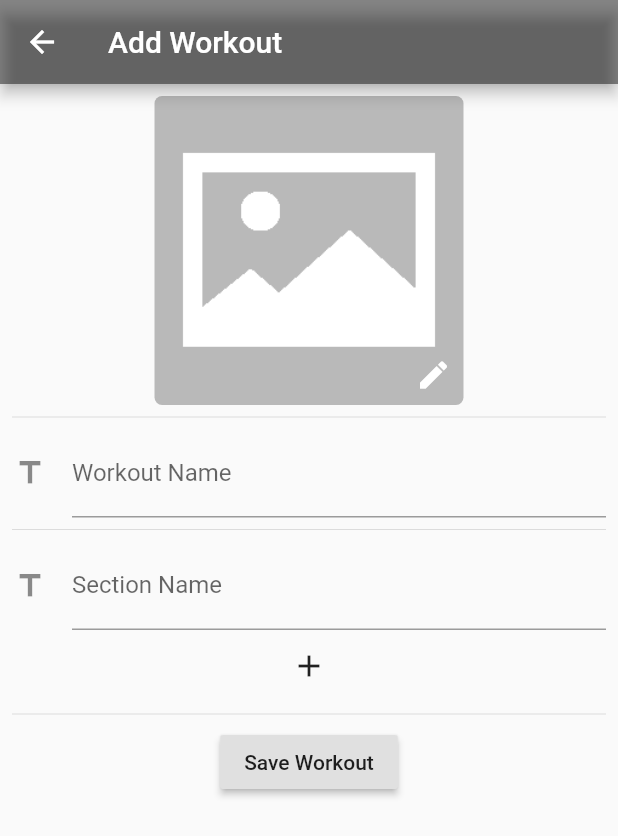
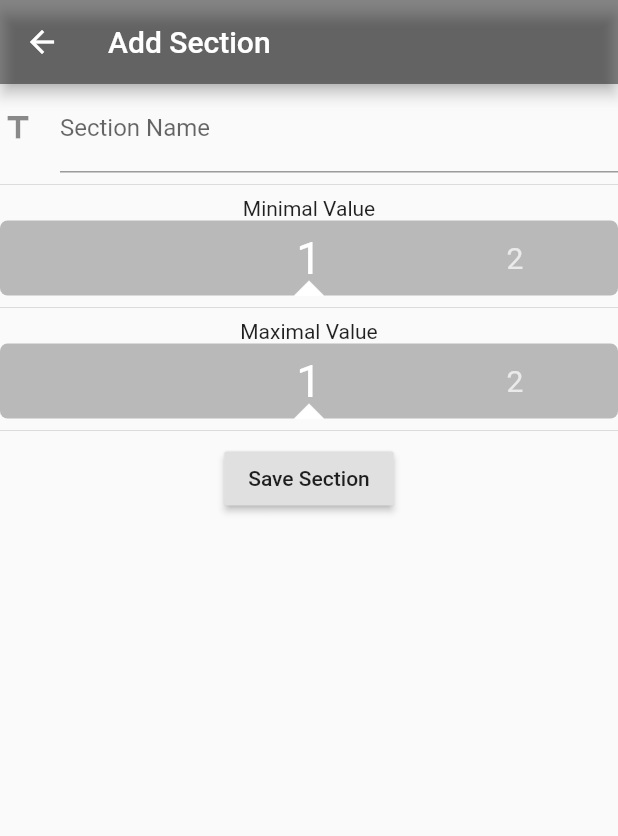
Before and after one commit to KingMalur/BetterLife, a Flutter app: the AddWorkout screen opened directly, after a tap on the "add" icon, on a phone screen of 412 x 824 dp. Shown: the top 836 px of the screen. Run offline on Flutter 3.47's test engine with Material 2 defaults, Android fonts, the phone set to English and light mode, and no system bars; our stand-ins replace auto_size_text, charts_flutter, datetime_picker_formfield, image_picker, sqflite; accounts and stored records are empty.

Commit message:
Add AddWorkoutSection page

```diff
--- a/lib/database/models/WorkoutSection.dart
+++ b/lib/database/models/WorkoutSection.dart
@@ -14,15 +14,19 @@ class WorkoutSection {
   String workoutSectionUuid;
   String workoutUuid;
   String name;
+  int minValue;
+  int maxValue;
 
-  WorkoutSection({this.workoutSectionUuid, this.workoutUuid, this.name});
+  WorkoutSection({this.workoutSectionUuid, this.workoutUuid, this.name, this.minValue, this.maxValue});
 
   factory WorkoutSection.fromMap(Map<String, dynamic> json) {
 
     WorkoutSection w = new WorkoutSection(
         workoutSectionUuid: json['workoutSectionUuid'],
         workoutUuid: json['workoutUuid'],
-        name: json['name']
+        name: json['name'],
+        minValue: json['minValue'],
+        maxValue: json['maxValue']
     );
     return w;
   }
@@ -31,5 +35,7 @@ class WorkoutSection {
     'workoutSectionUuid': workoutSectionUuid,
     'workoutUuid': workoutUuid,
     'name': name,
+    'minValue': minValue,
+    'maxValue': maxValue,
   };
 }
--- a/lib/pages/AddWorkout.dart
+++ b/lib/pages/AddWorkout.dart
@@ -6,13 +6,15 @@ import 'package:uuid/uuid.dart';
 import 'package:better_life/widgets/ImageHelper.dart';
 import 'package:better_life/database/models/Workout.dart';
 import 'package:better_life/database/DatabaseHelper.dart';
-import 'package:better_life/widgets/WorkoutSectionFormField.dart';
+import 'package:better_life/pages/AddWorkoutSection.dart';
 import 'package:better_life/database/models/WorkoutSection.dart';
 
 class AddWorkout extends StatefulWidget {
   AddWorkout({Key key, this.alreadyPresentCardList}) : super(key: key);
 
   final List<Workout> alreadyPresentCardList;
+
+  final workout_uuid = Uuid().v4();
 
   @override
   _AddWorkoutState createState() => _AddWorkoutState();
@@ -22,7 +24,7 @@ class _AddWorkoutState extends State<AddWorkout> {
   final _nameController = TextEditingController();
   final _formKey = GlobalKey<FormState>();
 
-  List<WorkoutSectionFormField> _workoutSectionFormFieldList = new List<WorkoutSectionFormField>();
+  List<WorkoutSection> _workoutSectionList = new List<WorkoutSection>();
 
   File _image = new File("");
 
@@ -83,21 +85,21 @@ class _AddWorkoutState extends State<AddWorkout> {
           _getWorkoutSectionFormFieldList(),
           IconButton(
             icon: Icon(Icons.add),
-            onPressed: _addNewWorkoutSectionFormField,
+            onPressed: () async {
+              var section = await Navigator.push(context, MaterialPageRoute(builder: (context) =>
+                  AddWorkoutSection(workout_uuid: widget.workout_uuid,)));
+              _workoutSectionList.add(section);
+              setState(() {
+                _workoutSectionList;
+              });
+            },
           ),
           Divider(),
           RaisedButton(
             onPressed: (() async {
               if (_formKey.currentState.validate()) {
-                Workout w = Workout(workoutUuid: Uuid().v4(), tagUuid: "", name: _nameController.text,imageFilePath: _image == null ? "" : _image.path);
+                Workout w = Workout(workoutUuid: widget.workout_uuid, tagUuid: "", name: _nameController.text,imageFilePath: _image == null ? "" : _image.path);
                 bool exists = false;
-
-                for (var e in _workoutSectionFormFieldList) {
-                  e.formKey.currentState.validate();
-                  if (e.nameController.text.isEmpty) {
-                    return;
-                  }
-                }
 
                 for (var e in widget.alreadyPresentCardList) {
                   if (e.name == w.name) {
@@ -128,9 +130,8 @@ class _AddWorkoutState extends State<AddWorkout> {
                 } else {
                   await DatabaseHelper.db.insertWorkout(workout: w);
 
-                  for (var e in _workoutSectionFormFieldList) {
-                    WorkoutSection ws = WorkoutSection(workoutSectionUuid: e.uuid, workoutUuid: w.workoutUuid, name: e.nameController.text);
-                    await DatabaseHelper.db.insertWorkoutSection(workoutSection: ws);
+                  for (var e in _workoutSectionList) {
+                    await DatabaseHelper.db.insertWorkoutSection(workoutSection: e);
                   }
 
                   widget.alreadyPresentCardList.add(w);
@@ -143,13 +144,6 @@ class _AddWorkoutState extends State<AddWorkout> {
       ],
     ),
     );
-  }
-
-  void _addNewWorkoutSectionFormField() {
-    _workoutSectionFormFieldList.add(new WorkoutSectionFormField());
-    setState(() {
-      _workoutSectionFormFieldList; // Repaint Widget
-    });
   }
 
   Widget get workoutImage {
@@ -202,9 +196,36 @@ class _AddWorkoutState extends State<AddWorkout> {
   }
 
   Widget _getWorkoutSectionFormFieldList() {
-    if (_workoutSectionFormFieldList.isNotEmpty) {
+    if (_workoutSectionList.isNotEmpty) {
+      var l = new List<Container>();
+      for (var e in _workoutSectionList) {
+        l.add(Container(
+          width: MediaQuery.of(context).size.width,
+          padding: EdgeInsets.all(8.0),
+          child: Column(
+            mainAxisAlignment: MainAxisAlignment.spaceEvenly,
+            children: <Widget>[
+              Text(e.name),
+              Row(
+                mainAxisAlignment: MainAxisAlignment.spaceEvenly,
+                children: <Widget>[
+                  IconButton(
+                    icon: Icon(Icons.edit),
+                    onPressed: null,
+                  ),
+                  IconButton(
+                    icon: Icon(Icons.edit),
+                    onPressed: null,
+                  ),
+                ],
+              )
+            ],
+          ),
+        ));
+      }
+
       return Column(
-        children: _workoutSectionFormFieldList,
+        children: l,
       );
     } else {
       return Container(
--- /dev/null
+++ b/lib/pages/AddWorkoutSection.dart
@@ -0,0 +1,111 @@
+import 'package:flutter/material.dart';
+import 'package:uuid/uuid.dart';
+
+import 'package:better_life/widgets/HorizontalNumberPicker.dart';
+import 'package:better_life/database/DatabaseHelper.dart';
+import 'package:better_life/database/models/WorkoutSection.dart';
+
+class AddWorkoutSection extends StatefulWidget {
+  AddWorkoutSection({this.workout_uuid});
+
+  final formKey = GlobalKey<FormState>();
+
+  final String section_uuid = Uuid().v4();
+  final String workout_uuid;
+  final nameController = new TextEditingController();
+  int minValue = 1;
+  int maxValue = 999;
+
+  @override
+  _AddWorkoutSectionState createState() => _AddWorkoutSectionState();
+}
+
+class _AddWorkoutSectionState extends State<AddWorkoutSection> {
+  @override
+  Widget build(BuildContext context) {
+    return Scaffold(
+      appBar: _getAppBar(),
+      body: _getBody(),
+    );
+  }
+
+  Widget _getAppBar() {
+    return AppBar(
+      title: Text('Add Section'),
+      backgroundColor: Colors.black45,
+    );
+  }
+
+  Widget _getBody() {
+    return Container(
+      width: MediaQuery.of(context).size.width,
+      child: Form(
+        key: widget.formKey,
+        child: Column(
+        mainAxisAlignment: MainAxisAlignment.start,
+        crossAxisAlignment: CrossAxisAlignment.center,
+          children: <Widget>[
+            TextFormField( // Name
+              controller: widget.nameController,
+              decoration: const InputDecoration(
+                  icon: Icon(Icons.title),
+                  hintText: 'What should the Section be called?',
+                  labelText: 'Section Name'
+              ),
+              validator: (value) {
+                if (value.isEmpty) {
+                  return 'Please enter a name';
+                }
+              },
+            ),
+            Divider(),
+            Text('Minimal Value'),
+            HorizontalNumberPicker(
+              child: LayoutBuilder(
+                builder: (context, constraints) {
+                  return constraints.isTight
+                      ? Container() : HorizontalSlider(
+                    width: constraints.maxWidth,
+                    value: widget.minValue,
+                    onChanged: (val) => setState(() => widget.minValue = val),
+                  );
+                },
+              ),
+            ),
+            Divider(),
+            Text('Maximal Value'),
+            HorizontalNumberPicker(
+              child: LayoutBuilder(
+                builder: (context, constraints) {
+                  return constraints.isTight
+                      ? Container() : HorizontalSlider(
+                    width: constraints.maxWidth,
+                    value: widget.minValue,
+                    onChanged: (val) => setState(() => widget.minValue = val),
+                  );
+                },
+              ),
+            ),
+            Divider(),
+            RaisedButton(
+              onPressed: (() async {
+                if (widget.formKey.currentState.validate()) {
+                  WorkoutSection section = WorkoutSection(
+                      name: widget.nameController.text,
+                      workoutSectionUuid: widget.section_uuid,
+                      minValue: widget.minValue,
+                      maxValue: widget.maxValue,
+                      workoutUuid: widget.workout_uuid
+                  );
+
+                  Navigator.of(context).pop(section);
+                }
+              }),
+              child: Text('Save Section'),
+            ),
+          ],
+        ),
+      ),
+    );
+  }
+}
--- a/lib/pages/Home.dart
+++ b/lib/pages/Home.dart
@@ -101,6 +101,7 @@ class _HomeState extends State<Home> {
             child: new IconButton(
               icon: Icon(Icons.add),
               iconSize: MediaQuery.of(context).orientation == Orientation.portrait ? MediaQuery.of(context).size.width / 4 : MediaQuery.of(context).size.height / 4,
+              color: Colors.black45,
               onPressed: () {
                 Navigator.push(context, MaterialPageRoute(builder: (context) =>
                     AddWorkout(alreadyPresentCardList: _workouts)));
```
